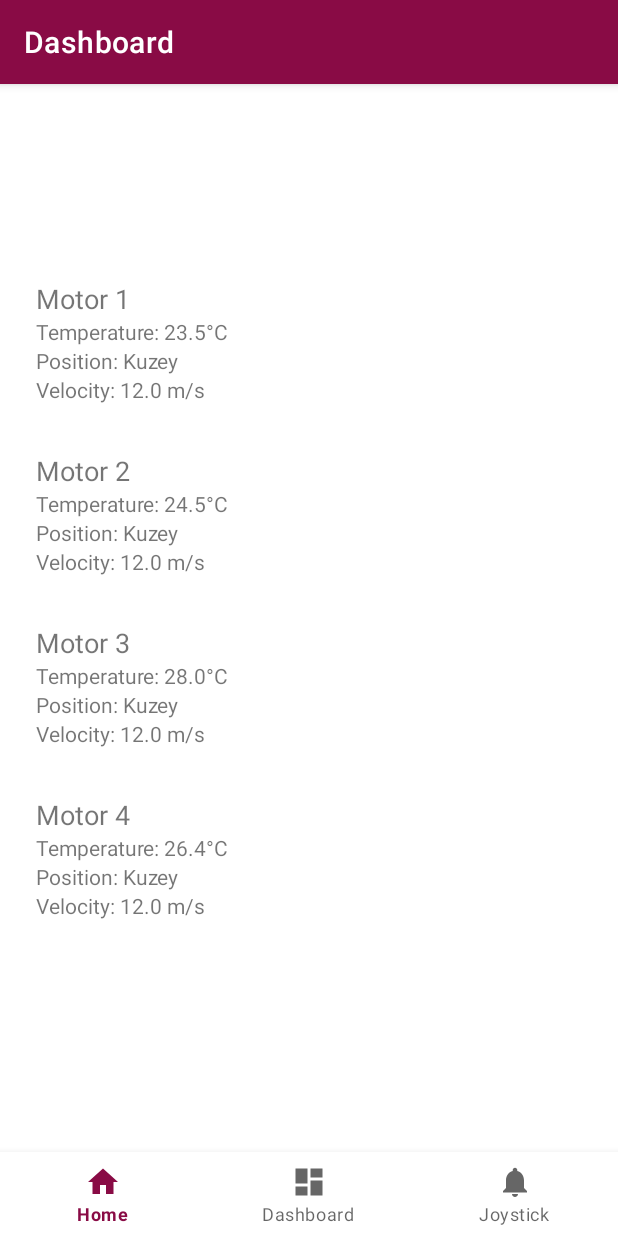
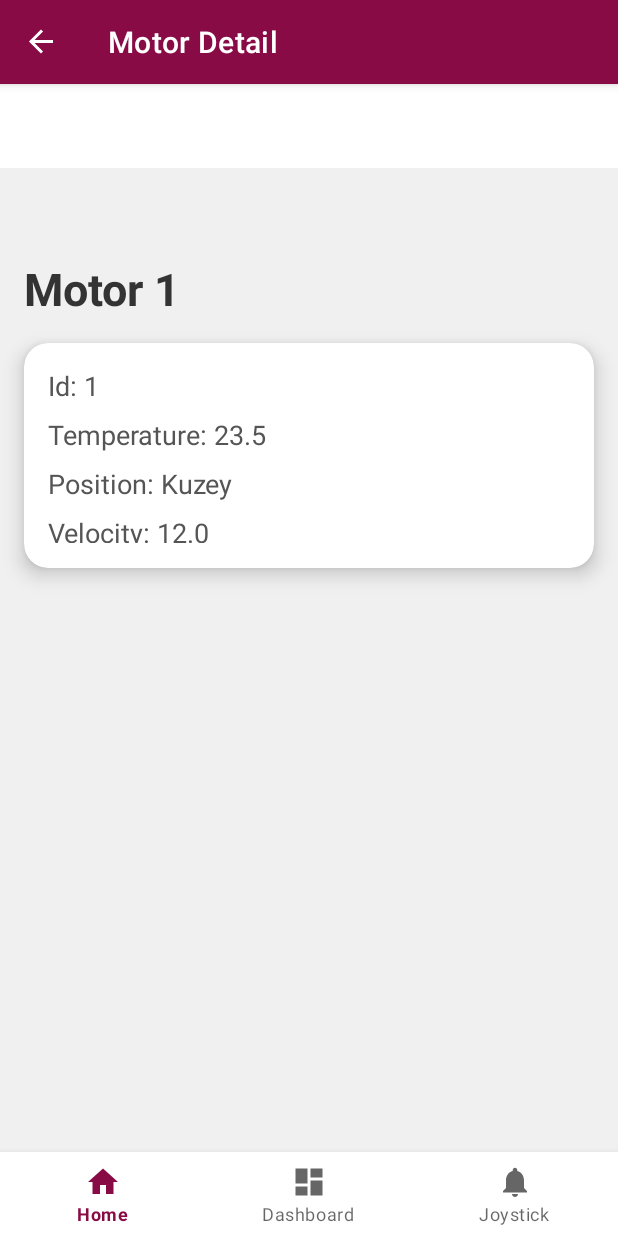
Before and after one commit to Orkun00/MyApplication4, an Android app: the DashboardFragment screen opened through its navigation route, after a tap on "Motor 1", on a phone screen of 412 x 824 dp. Run offline under Robolectric (Android 15) with nearby library versions, the phone set to English and light mode, and no system bars; our stand-ins replace navigation-ui.

Commit message:
Dashboard update last

```diff
--- a/app/src/main/java/com/example/myapplication/adapter/ItemAdapter.kt
+++ b/app/src/main/java/com/example/myapplication/adapter/ItemAdapter.kt
@@ -13,6 +13,7 @@ class ItemAdapter(private val itemList: List<Item>, private val onClick: (Item)
     // ViewHolder class to hold references to the item views
     class ItemViewHolder(itemView: View) : RecyclerView.ViewHolder(itemView) {
         val title: TextView = itemView.findViewById(R.id.itemTitle)
+        val id: TextView = itemView.findViewById(R.id.itemId)
         val temperature: TextView = itemView.findViewById(R.id.itemTemperature)
         val position: TextView = itemView.findViewById(R.id.itemPosition)
         val velocity: TextView = itemView.findViewById(R.id.itemVelocity)
@@ -29,6 +30,7 @@ class ItemAdapter(private val itemList: List<Item>, private val onClick: (Item)
     override fun onBindViewHolder(holder: ItemViewHolder, position: Int) {
         val currentItem = itemList[position]
         holder.title.text = currentItem.title
+        holder.id.text = "Id: ${currentItem.id}"
         holder.temperature.text = "Temperature: ${currentItem.temperature}°C"
         holder.position.text = "Position: ${currentItem.position}"
         holder.velocity.text = "Velocity: ${currentItem.velocity} m/s"
--- a/app/src/main/java/com/example/myapplication/model/Item.kt
+++ b/app/src/main/java/com/example/myapplication/model/Item.kt
@@ -4,6 +4,6 @@ data class Item(
     val id: Int,
     val title: String,
     val temperature: Double,
-    val position: String,  // You can change this to Double if needed
+    val position: String,
     val velocity: Double
 )
--- a/app/src/main/java/com/example/myapplication/ui/dashboard/DashboardFragment.kt
+++ b/app/src/main/java/com/example/myapplication/ui/dashboard/DashboardFragment.kt
@@ -7,9 +7,11 @@ import android.view.ViewGroup
 import android.widget.Toast
 import androidx.fragment.app.Fragment
 import androidx.lifecycle.ViewModelProvider
+import androidx.navigation.fragment.findNavController
 import androidx.recyclerview.widget.LinearLayoutManager
 import com.example.myapplication.adapter.ItemAdapter
 import com.example.myapplication.databinding.FragmentDashboardBinding
+import com.example.myapplication.model.Item
 
 class DashboardFragment : Fragment() {
 
@@ -17,12 +19,13 @@ class DashboardFragment : Fragment() {
     private val binding get() = _binding!!
 
     private lateinit var itemAdapter: ItemAdapter
+    private lateinit var dashboardViewModel: DashboardViewModel
 
     override fun onCreateView(
         inflater: LayoutInflater, container: ViewGroup?,
         savedInstanceState: Bundle?
     ): View? {
-        val dashboardViewModel =
+        dashboardViewModel =
             ViewModelProvider(this).get(DashboardViewModel::class.java)
 
         _binding = FragmentDashboardBinding.inflate(inflater, container, false)
@@ -31,11 +34,19 @@ class DashboardFragment : Fragment() {
         // Set up RecyclerView
         val recyclerView = binding.recyclerView
         recyclerView.layoutManager = LinearLayoutManager(requireContext())
-//
+
         // Initialize the Adapter
         itemAdapter = ItemAdapter(emptyList()) { item ->
-            // Handle item click, for example, show a Toast or navigate to a detail screen
-            Toast.makeText(requireContext(), "Clicked on: ${item.title}", Toast.LENGTH_SHORT).show()
+            // Handle item click by navigating to ItemDetailFragment
+            val action = DashboardFragmentDirections
+                .actionNavigationDashboardToItemDetailFragment(
+                    item.title,
+                    item.id.toString(),
+                    item.temperature.toString(),
+                    item.position,
+                    item.velocity.toString()
+                )
+            findNavController().navigate(action)
         }
 
         // Set the Adapter to RecyclerView
@@ -43,9 +54,17 @@ class DashboardFragment : Fragment() {
 
         // Observe the LiveData from ViewModel and update the adapter's data
         dashboardViewModel.itemList.observe(viewLifecycleOwner) { items ->
+            // Update adapter with the new data
             itemAdapter = ItemAdapter(items) { item ->
-                // Handle item click, for example, show a Toast or navigate to a detail screen
-//                Toast.makeText(requireContext(), "Clicked on: ${item.title}", Toast.LENGTH_SHORT).show()
+                val action = DashboardFragmentDirections
+                    .actionNavigationDashboardToItemDetailFragment(
+                        item.title,
+                        item.id.toString(),
+                        item.temperature.toString(),
+                        item.position,
+                        item.velocity.toString()
+                    )
+                findNavController().navigate(action)
             }
             recyclerView.adapter = itemAdapter
         }
@@ -56,7 +75,6 @@ class DashboardFragment : Fragment() {
         return root
     }
 
-
     override fun onDestroyView() {
         super.onDestroyView()
         _binding = null
--- a/app/src/main/java/com/example/myapplication/ui/dashboard/ItemDetailFragment.kt
+++ b/app/src/main/java/com/example/myapplication/ui/dashboard/ItemDetailFragment.kt
@@ -5,11 +5,15 @@ import android.view.LayoutInflater
 import android.view.View
 import android.view.ViewGroup
 import android.widget.TextView
+import androidx.activity.OnBackPressedCallback
 import androidx.fragment.app.Fragment
 import com.example.myapplication.R
+import androidx.navigation.fragment.findNavController
+
 class ItemDetailFragment : Fragment() {
 
     private lateinit var itemTitle: TextView
+    private lateinit var itemId: TextView
     private lateinit var itemTemperature: TextView
     private lateinit var itemPosition: TextView
     private lateinit var itemVelocity: TextView
@@ -21,18 +25,21 @@ class ItemDetailFragment : Fragment() {
         val root: View = inflater.inflate(R.layout.fragment_item_detail, container, false)
 
         itemTitle = root.findViewById(R.id.itemTitle)
+        itemId = root.findViewById(R.id.itemId)
         itemTemperature = root.findViewById(R.id.itemTemperature)
         itemPosition = root.findViewById(R.id.itemPosition)
         itemVelocity = root.findViewById(R.id.itemVelocity)
 
         // Get the item data passed via arguments
         val itemTitleText = arguments?.getString("itemTitle") ?: "No Title"
+        val itemIdText = arguments?.getString("itemId") ?: "No Id"
         val itemTemperatureText = arguments?.getString("itemTemperature") ?: "No Temperature"
         val itemPositionText = arguments?.getString("itemPosition") ?: "No Position"
         val itemVelocityText = arguments?.getString("itemVelocity") ?: "No Velocity"
 
         // Set the item data to the TextViews
         itemTitle.text = itemTitleText
+        itemId.text = "Id: $itemIdText"
         itemTemperature.text = "Temperature: $itemTemperatureText"
         itemPosition.text = "Position: $itemPositionText"
         itemVelocity.text = "Velocity: $itemVelocityText"
--- /dev/null
+++ b/app/src/main/res/drawable/rounded_background.xml
@@ -0,0 +1,6 @@
+<!-- res/drawable/rounded_background.xml -->
+<shape xmlns:android="http://schemas.android.com/apk/res/android">
+    <solid android:color="@android:color/white"/> <!-- Background color (white in this case) -->
+    <corners android:radius="12dp"/> <!-- Corner radius -->
+    <elevation android:elevation="4dp"/> <!-- Shadow effect on devices with elevation support -->
+</shape>
--- a/app/src/main/res/layout/activity_main.xml
+++ b/app/src/main/res/layout/activity_main.xml
@@ -31,5 +31,4 @@
             app:layout_constraintTop_toTopOf="parent"
             app:navGraph="@navigation/mobile_navigation" />
 
-
 </androidx.constraintlayout.widget.ConstraintLayout>
--- a/app/src/main/res/layout/fragment_dashboard.xml
+++ b/app/src/main/res/layout/fragment_dashboard.xml
@@ -1,23 +1,22 @@
 <?xml version="1.0" encoding="utf-8"?>
-<androidx.constraintlayout.widget.ConstraintLayout xmlns:android="http://schemas.android.com/apk/res/android"
+<androidx.constraintlayout.widget.ConstraintLayout
+        xmlns:android="http://schemas.android.com/apk/res/android"
         xmlns:app="http://schemas.android.com/apk/res-auto"
         xmlns:tools="http://schemas.android.com/tools"
         android:layout_width="match_parent"
         android:layout_height="match_parent"
+        android:background="#F0F0F0"
         tools:context=".ui.dashboard.DashboardFragment">
 
     <!-- RecyclerView to display list of items -->
     <androidx.recyclerview.widget.RecyclerView
             android:id="@+id/recyclerView"
-            android:layout_width="380dp"
-            android:layout_height="653dp"
-            android:layout_marginStart="8dp"
-            android:layout_marginTop="8dp"
-            android:layout_marginEnd="8dp"
+            android:layout_width="0dp"
+            android:layout_height="699dp"
             app:layout_constraintBottom_toBottomOf="parent"
             app:layout_constraintEnd_toEndOf="parent"
-            app:layout_constraintHorizontal_bias="0.0"
             app:layout_constraintStart_toStartOf="parent"
             app:layout_constraintTop_toTopOf="parent"
-            app:layout_constraintVertical_bias="1.0" />
+            app:layout_constraintHorizontal_bias="0.0"
+            app:layout_constraintVertical_bias="0.300" />
 </androidx.constraintlayout.widget.ConstraintLayout>
--- a/app/src/main/res/layout/fragment_item_detail.xml
+++ b/app/src/main/res/layout/fragment_item_detail.xml
@@ -1,50 +1,78 @@
 <?xml version="1.0" encoding="utf-8"?>
-<androidx.constraintlayout.widget.ConstraintLayout xmlns:android="http://schemas.android.com/apk/res/android"
+<androidx.constraintlayout.widget.ConstraintLayout
+        xmlns:android="http://schemas.android.com/apk/res/android"
         xmlns:app="http://schemas.android.com/apk/res-auto"
         android:layout_width="match_parent"
-        android:layout_height="match_parent">
+        android:layout_height="match_parent"
+        android:background="#F0F0F0">
 
     <TextView
             android:id="@+id/itemTitle"
             android:layout_width="wrap_content"
             android:layout_height="wrap_content"
-            android:text="Title"
-            android:textSize="24sp"
+            android:text="Item Title"
+            android:textSize="30sp"
+            android:textColor="#333333"
+            android:textStyle="bold"
             app:layout_constraintTop_toTopOf="parent"
             app:layout_constraintStart_toStartOf="parent"
             app:layout_constraintEnd_toEndOf="parent"
-            android:layout_marginTop="16dp"/>
+            android:layout_marginTop="60dp"
+            app:layout_constraintHorizontal_bias="0.052" />
+
+    <androidx.cardview.widget.CardView
+            android:id="@+id/itemCard"
+            android:layout_width="0dp"
+            android:layout_height="150dp"
+            android:layout_margin="16dp"
+            app:cardCornerRadius="16dp"
+            app:cardElevation="8dp"
+            app:cardBackgroundColor="@android:color/white"
+            app:layout_constraintTop_toBottomOf="@id/itemTitle"
+            app:layout_constraintStart_toStartOf="parent"
+            app:layout_constraintEnd_toEndOf="parent"
+            app:layout_constraintHeight_percent="0.6">
+
+        <LinearLayout
+                android:layout_width="match_parent"
+                android:layout_height="149dp"
+                android:orientation="vertical"
+                android:padding="16dp"
+                android:gravity="start">
+
+            <TextView
+                    android:id="@+id/itemId"
+                    android:layout_width="wrap_content"
+                    android:layout_height="wrap_content"
+                    android:textSize="18sp"
+                    android:textColor="#555555"
+                    android:layout_marginBottom="8dp" />
 
             <TextView
                     android:id="@+id/itemTemperature"
                     android:layout_width="wrap_content"
                     android:layout_height="wrap_content"
-            android:text="Temperature"
                     android:textSize="18sp"
-            app:layout_constraintTop_toBottomOf="@id/itemTitle"
-            app:layout_constraintStart_toStartOf="parent"
-            app:layout_constraintEnd_toEndOf="parent"
-            android:layout_marginTop="16dp"/>
+                    android:textColor="#555555"
+                    android:layout_marginBottom="8dp" />
 
             <TextView
                     android:id="@+id/itemPosition"
                     android:layout_width="wrap_content"
                     android:layout_height="wrap_content"
-            android:text="Position"
                     android:textSize="18sp"
-            app:layout_constraintTop_toBottomOf="@id/itemTemperature"
-            app:layout_constraintStart_toStartOf="parent"
-            app:layout_constraintEnd_toEndOf="parent"
-            android:layout_marginTop="16dp"/>
+                    android:textColor="#555555"
+                    android:layout_marginBottom="8dp" />
 
             <TextView
                     android:id="@+id/itemVelocity"
                     android:layout_width="wrap_content"
                     android:layout_height="wrap_content"
-            android:text="Velocity"
                     android:textSize="18sp"
-            app:layout_constraintTop_toBottomOf="@id/itemPosition"
-            app:layout_constraintStart_toStartOf="parent"
-            app:layout_constraintEnd_toEndOf="parent"
-            android:layout_marginTop="16dp"/>
+                    android:textColor="#555555" />
+
+        </LinearLayout>
+
+    </androidx.cardview.widget.CardView>
+
 </androidx.constraintlayout.widget.ConstraintLayout>
--- a/app/src/main/res/navigation/mobile_navigation.xml
+++ b/app/src/main/res/navigation/mobile_navigation.xml
@@ -11,11 +11,44 @@
         android:label="@string/title_home"
         tools:layout="@layout/fragment_home" />
 
+    <!-- Dashboard Fragment -->
     <fragment
-        android:id="@+id/navigation_dashboard"
-        android:name="com.example.myapplication.ui.dashboard.DashboardFragment"
-        android:label="@string/title_dashboard"
-        tools:layout="@layout/fragment_dashboard" />
+            android:id="@+id/navigation_dashboard"
+            android:name="com.example.myapplication.ui.dashboard.DashboardFragment"
+            android:label="@string/title_dashboard"
+            tools:layout="@layout/fragment_dashboard">
+        <!-- Navigation action to ItemDetailFragment -->
+        <action
+                android:id="@+id/action_navigation_dashboard_to_itemDetailFragment"
+                app:destination="@id/itemDetailFragment" />
+    </fragment>
+
+    <!-- ItemDetailFragment with arguments -->
+    <fragment
+            android:id="@+id/itemDetailFragment"
+            android:name="com.example.myapplication.ui.dashboard.ItemDetailFragment"
+            android:label="@string/title_item_detail"
+            tools:layout="@layout/fragment_item_detail">
+        <!-- Arguments for ItemDetailFragment -->
+        <argument
+                android:name="itemTitle"
+                app:argType="string" />
+        <argument
+                android:name="itemId"
+                app:argType="string" />
+        <argument
+                android:name="itemTemperature"
+                app:argType="string" />
+        <argument
+                android:name="itemPosition"
+                app:argType="string" />
+        <argument
+                android:name="itemVelocity"
+                app:argType="string" />
+        <action
+                android:id="@+id/action_itemDetailFragment_to_navigation_dashboard"
+                app:destination="@id/navigation_dashboard" />
+    </fragment>
 
     <fragment
         android:id="@+id/navigation_Joystick"
--- a/app/src/main/res/values/strings.xml
+++ b/app/src/main/res/values/strings.xml
@@ -4,6 +4,6 @@
     <string name="title_dashboard">Dashboard</string>
     <string name="title_notifications">Notifications</string>
     <string name="title_joystick">Joystick</string>
-    <string name="title_item_detail">Item Detail</string>
+    <string name="title_item_detail">Motor Detail</string>
     <string name="no_video_data">No video data: Integration with a ROS2 image topic will be implemented.</string>
 </resources>
```
Also changed, not shown: app/build.gradle.kts (+12 -0 lines), app/src/main/java/com/example/myapplication/MainActivity.kt (+7 -0 lines), app/src/main/res/layout/item_layout.xml (+25 -5 lines), build.gradle.kts (+12 -0 lines), app/src/main/java/com/example/myapplication/ui/dashboard/DashboardViewModel.kt (line endings or trailing spaces). Lines whose indentation alone changed are shown as unchanged.
